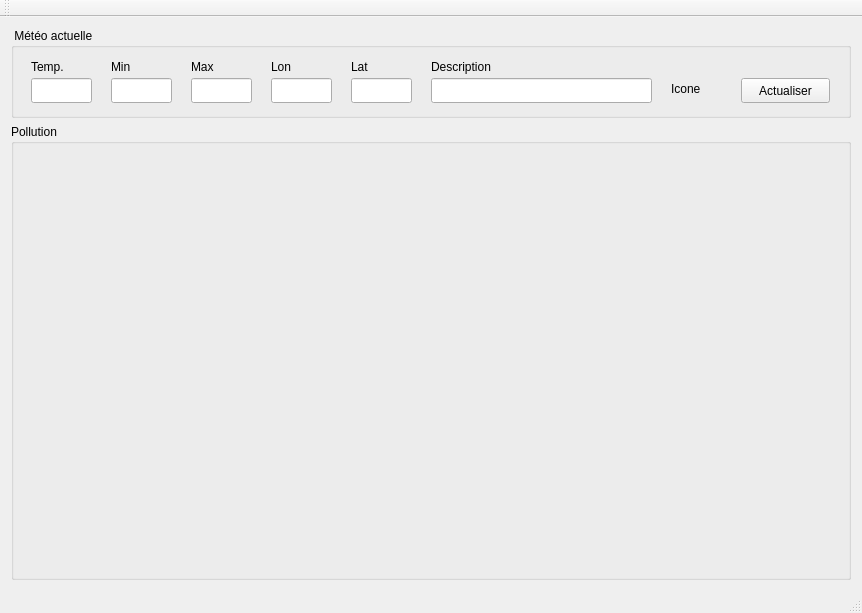
The window that TP-5/WeatherStation/TP5_WeatherStation.ui (KiwisDev/QualiDev2A) describes before a commit, drawn with Qt 5.
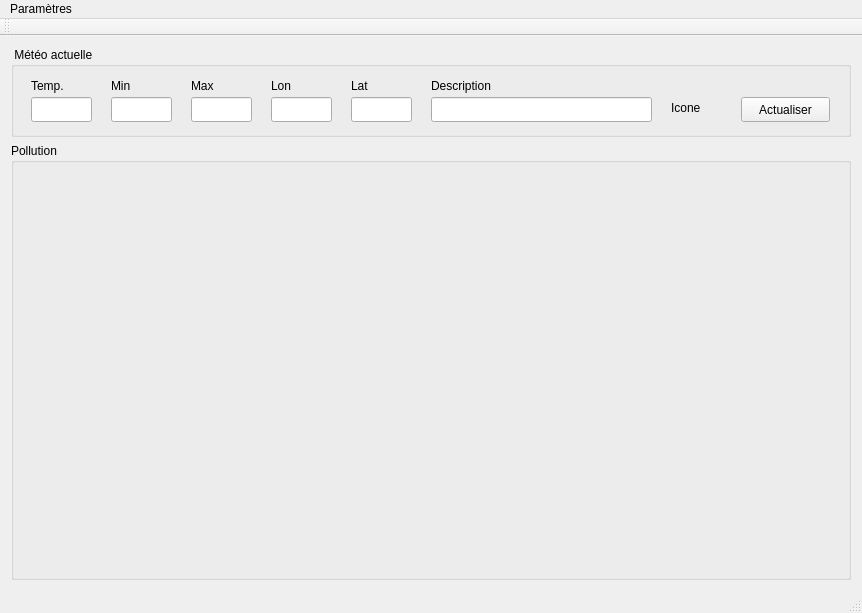
The same window after the commit.

Diff of the .ui file:
```diff
--- a/TP-5/WeatherStation/TP5_WeatherStation.ui
+++ b/TP-5/WeatherStation/TP5_WeatherStation.ui
@@ -6,7 +6,7 @@
    <rect>
     <x>0</x>
     <y>0</y>
-    <width>860</width>
+    <width>862</width>
     <height>613</height>
    </rect>
   </property>
@@ -224,10 +224,17 @@
     <rect>
      <x>0</x>
      <y>0</y>
-     <width>860</width>
-     <height>22</height>
+     <width>862</width>
+     <height>25</height>
     </rect>
    </property>
+   <widget class="QMenu" name="menuParam_tres">
+    <property name="title">
+     <string>Paramètres</string>
+    </property>
+    <addaction name="actionChanger_ville"/>
+   </widget>
+   <addaction name="menuParam_tres"/>
   </widget>
   <widget class="QToolBar" name="mainToolBar">
    <attribute name="toolBarArea">
```
Left out of the diff: 5 changed lines with no effect on the pictures.
